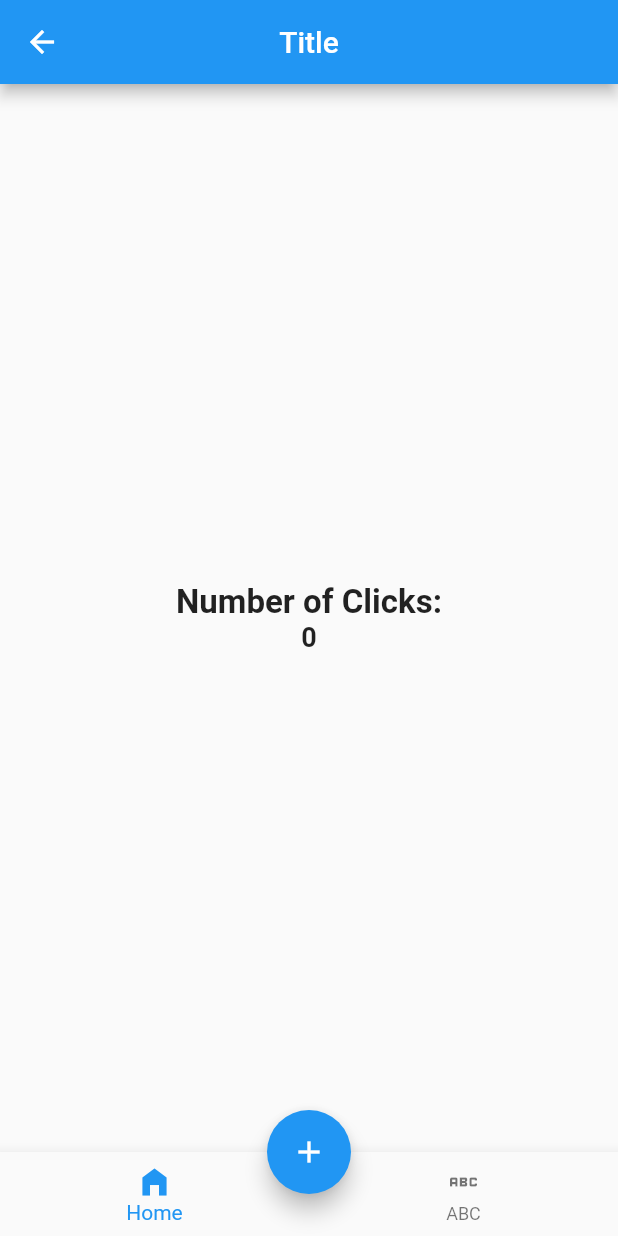
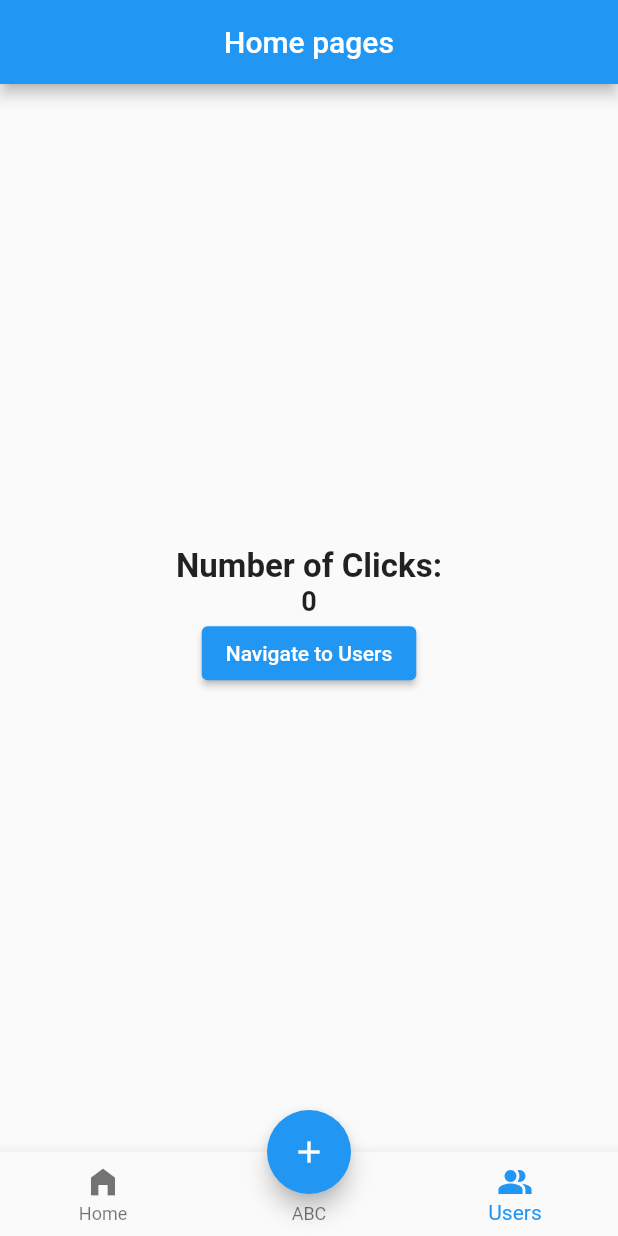
Before and after one commit to armandosalazar/flutter_general, a Flutter app: the HomePage screen opened directly, on a phone screen of 412 x 824 dp. Run offline on Flutter 3.47's test engine with Material 2 defaults, Android fonts, the phone set to English and light mode, and no system bars.

Commit message:
navigate pages added

```diff
--- a/lib/src/pages/home_page.dart
+++ b/lib/src/pages/home_page.dart
@@ -1,5 +1,7 @@
 import 'package:flutter/material.dart';
 import 'package:http/http.dart' as http;
+
+import 'users_page.dart';
 
 class HomePage extends StatelessWidget {
   const HomePage({Key? key}) : super(key: key);
@@ -9,7 +11,7 @@ class HomePage extends StatelessWidget {
   Widget build(BuildContext context) {
     return Scaffold(
       appBar: AppBar(
-        title: const Text("Title"),
+        title: const Text("Home pages"),
         centerTitle: true,
       ),
       body: Center(
@@ -23,7 +25,13 @@ class HomePage extends StatelessWidget {
           const Text(
             '0',
             style: TextStyle(fontSize: 18, fontWeight: FontWeight.bold),
-          )
+          ),
+          ElevatedButton(
+              onPressed: () {
+                Navigator.push(context,
+                    MaterialPageRoute(builder: (context) => const UsersPage()));
+              },
+              child: const Text('Navigate to Users')),
         ],
       )),
       floatingActionButton: FloatingActionButton(
@@ -45,8 +53,13 @@ class HomePage extends StatelessWidget {
       bottomNavigationBar: BottomNavigationBar(
         items: const [
           BottomNavigationBarItem(icon: Icon(Icons.home_filled), label: 'Home'),
-          BottomNavigationBarItem(icon: Icon(Icons.abc), label: 'ABC')
+          BottomNavigationBarItem(icon: Icon(Icons.abc), label: 'ABC'),
+          BottomNavigationBarItem(
+            icon: Icon(Icons.people_alt),
+            label: 'Users',
+          ),
         ],
+        currentIndex: 2,
       ),
     );
   }
@@ -66,3 +79,7 @@ class Service {
     return http.get(url);
   }
 }
+
+void navigateToUsers(BuildContext context) {
+  Navigator.of(context).pushNamed('/users');
+}
```
Also changed, not shown: lib/src/app.dart (+8 -4 lines), lib/src/pages/components_page.dart (+8 -2 lines), lib/src/pages/counter_page.dart (renamed from lib/src/pages/count_page.dart, +6 -7 lines), lib/src/pages/users_page.dart (added, +31 -0 lines), 1 other file.
